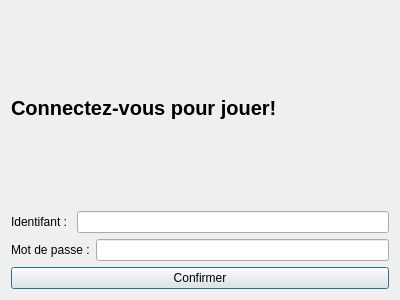
Kouromo/BUT-info-bayonne, file ChifoumiInterface/connexion.ui: the form before one commit.
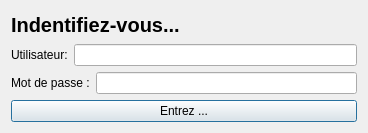
The form after the commit.

```diff
--- a/ChifoumiInterface/connexion.ui
+++ b/ChifoumiInterface/connexion.ui
@@ -6,8 +6,8 @@
    <rect>
     <x>0</x>
     <y>0</y>
-    <width>400</width>
-    <height>300</height>
+    <width>368</width>
+    <height>133</height>
    </rect>
   </property>
   <property name="windowTitle">
@@ -26,7 +26,7 @@
         </font>
        </property>
        <property name="text">
-        <string>Connectez-vous pour jouer!</string>
+        <string>Indentifiez-vous...</string>
        </property>
       </widget>
      </item>
@@ -35,7 +35,7 @@
        <item>
         <widget class="QLabel" name="label">
          <property name="text">
-          <string>Identifant : </string>
+          <string>Utilisateur:</string>
          </property>
         </widget>
        </item>
@@ -47,14 +47,14 @@
      <item>
       <layout class="QHBoxLayout" name="horizontalLayout_3">
        <item>
-        <widget class="QLabel" name="label_2">
+        <widget class="QLabel" name="lMdp">
          <property name="text">
           <string>Mot de passe :</string>
          </property>
         </widget>
        </item>
        <item>
-        <widget class="QLineEdit" name="lMdp"/>
+        <widget class="QLineEdit" name="eMdp"/>
        </item>
       </layout>
      </item>
@@ -65,7 +65,7 @@
      <item>
       <widget class="QPushButton" name="QConfirm">
        <property name="text">
-        <string>Confirmer</string>
+        <string>Entrez ...</string>
        </property>
       </widget>
      </item>
```
Left out of the diff: 27 changed lines with no effect on the pictures.
